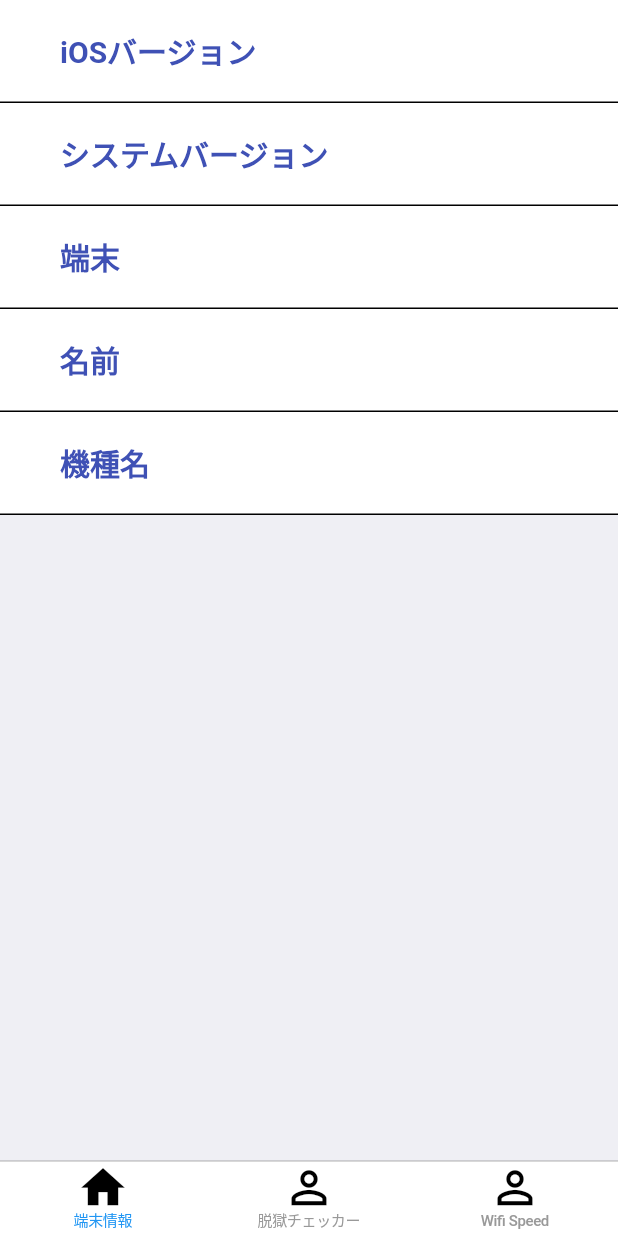
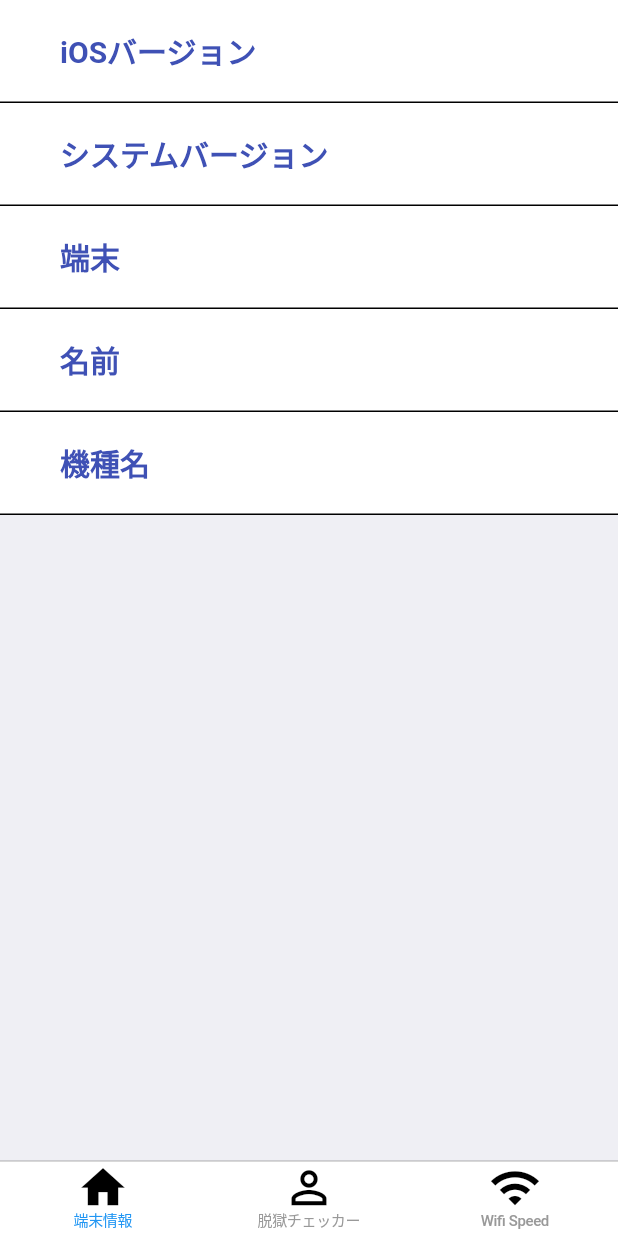
Before and after one commit to iseruuuuu/iphone_check_app, a Flutter app: the screen it shows after launch, on a phone screen of 412 x 824 dp. Run offline on Flutter 3.47's test engine with Material 2 defaults, Android fonts, the light colour scheme and no system bars; our stand-ins replace device_info_plus, flutter_easyloading, fluttertoast, get, percent_indicator, rflutter_alert and 2 more; missing offline and left inert: apple_product_name, flutter_jailbreak_detection, internet_speed_test; statements that could not run were skipped.

Commit message:
add: 提出前の微修正

```diff
--- a/lib/screen/root_screen/root_screen.dart
+++ b/lib/screen/root_screen/root_screen.dart
@@ -23,10 +23,7 @@ class RootScreen extends StatelessWidget {
             return CupertinoPageScaffold(
               child: [
                 const HomeScreen(),
-                const JailBreakScreen(),
-                //const WifiSpeedScreenFul2(),
-                //const WifiSpeedScreen(),
-                //const WifiSpeedScreenWeb(),
+                const JailBreakScreen()
                 const WifiSpeedScreen(),
               ][index],
             );
@@ -76,12 +73,12 @@ class RootScreen extends StatelessWidget {
           ),
           BottomNavigationBarItem(
             icon: Icon(
-              Icons.person_outline,
+              Icons.wifi_outlined,
               size: 35.0,
               color: Colors.black,
             ),
             activeIcon: Icon(
-              Icons.person,
+              Icons.wifi,
               size: 35.0,
               color: Colors.black,
             ),
--- a/lib/screen/wifi_speed_screen/wifi_speed_screen_controller.dart
+++ b/lib/screen/wifi_speed_screen/wifi_speed_screen_controller.dart
@@ -5,10 +5,11 @@ class WifiSpeedScreenController extends GetxController {
   WebViewController? _webViewController;
 
   void onTapReload() {
-    _webViewController?.loadUrl('https://fast.com/ja/');
+   // _webViewController?.loadUrl('https://fast.com/ja/');
+    _webViewController?.loadUrl('https://www.youtube.com/watch?v=0fXR-Ksuqo4');
   }
 
   void onTapBack() {
-   _webViewController?.goBack();
+    _webViewController?.goBack();
   }
 }
```
Also changed, not shown: lib/screen/wifi_speed_screen/wifi_speed_screen.dart (+26 -10 lines).
